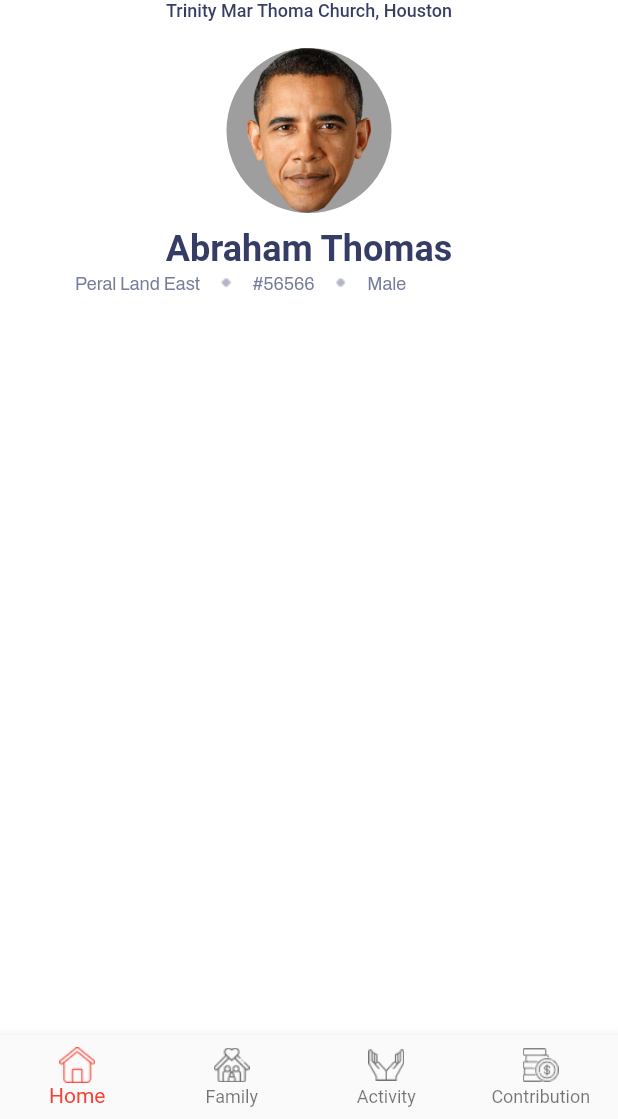
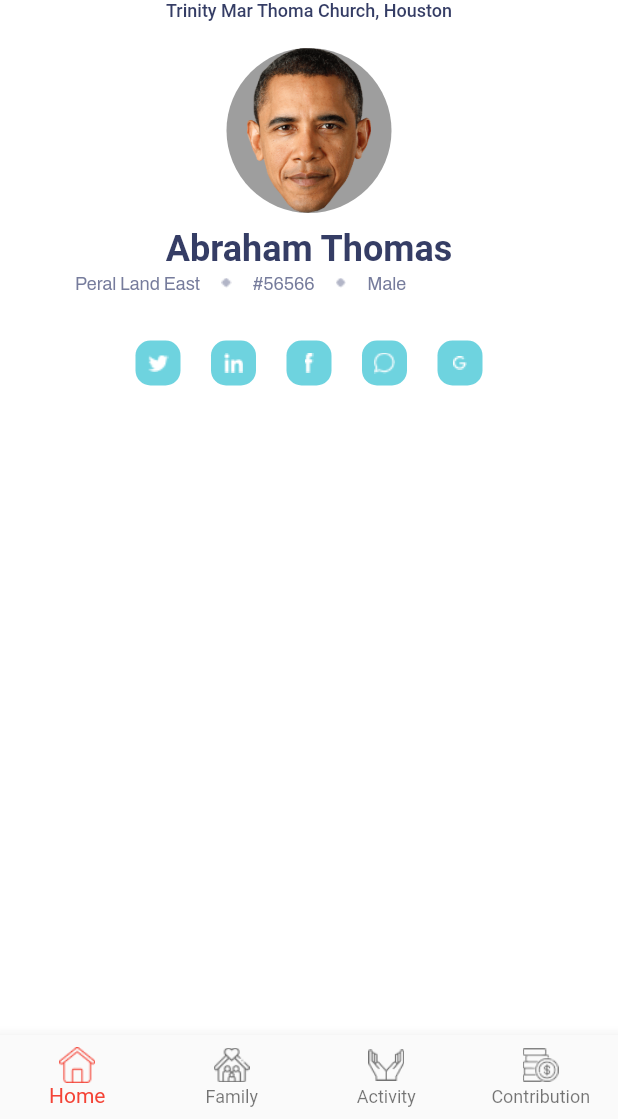
Before and after one commit to mayurpatil2991997/edstem_task_flutter, a Flutter app: the screen it shows after launch, on a phone screen of 412 x 824 dp, the part 117-1236 px from its top. Run offline on Flutter 3.47's test engine with Material 2 defaults, Android fonts, the phone set to English and light mode, and no system bars; our stand-ins replace google_fonts; Roboto replaces fonts that are missing (Playfair Display SC).

Commit message:
Added social widgets

```diff
--- a/lib/screens/my_profile/my_profile_screen.dart
+++ b/lib/screens/my_profile/my_profile_screen.dart
@@ -1,4 +1,5 @@
 import 'package:edstem_demo_project/widgets/appbar/app_bar_widgets.dart';
+import 'package:edstem_demo_project/widgets/social_icon_container/social_icon_container_widget.dart';
 import 'package:edstem_demo_project/widgets/user_image/user_image_widget.dart';
 import 'package:flutter/material.dart';
 
@@ -22,6 +23,12 @@ class _MyProfileScreenState extends State<MyProfileScreen> {
         child: Column(
           children: const [
             UserImageWidget(),
+            SocialImageContainerWidget(
+              height: 30.0,
+              width: 30.0,
+              color: Color.fromRGBO(110, 211, 223, 10),
+              radius: 10.0,
+            ),
           ],
         ),
       ),
--- /dev/null
+++ b/lib/widgets/social_icon_container/social_icon_container_widget.dart
@@ -0,0 +1,83 @@
+import 'package:flutter/material.dart';
+import 'package:flutter/cupertino.dart';
+
+class SocialImageContainerWidget extends StatefulWidget {
+  final double? height;
+  final double? width;
+  final double radius;
+  final Color? color;
+
+  const SocialImageContainerWidget({Key? key, this.height, this.width, required this.radius, this.color}) : super(key: key);
+
+  @override
+  _SocialImageContainerWidgetState createState() => _SocialImageContainerWidgetState();
+}
+
+class _SocialImageContainerWidgetState extends State<SocialImageContainerWidget> {
+  @override
+  Widget build(BuildContext context) {
+    return Padding(
+      padding: const EdgeInsets.symmetric(horizontal: 70.0, vertical: 30.0),
+      child: Row(
+        mainAxisAlignment: MainAxisAlignment.spaceEvenly,
+        children: [
+          Container(
+            height: widget.height,
+            width: widget.width,
+            decoration: BoxDecoration(
+              color: widget.color,
+              borderRadius: BorderRadius.circular(widget.radius),
+              image: const DecorationImage(
+                image: AssetImage('assets/images/twitter.png'),
+              ),
+            ),
+          ),
+          Container(
+            height: widget.height,
+            width: widget.width,
+            decoration: BoxDecoration(
+                color: widget.color,
+                borderRadius: BorderRadius.circular(widget.radius),
+              image: const DecorationImage(
+                image: AssetImage('assets/images/linkedn.png'),
+              ),
+            ),
+          ),
+          Container(
+            height: widget.height,
+            width: widget.width,
+            decoration: BoxDecoration(
+                color: widget.color,
+                borderRadius: BorderRadius.circular(widget.radius),
+              image: const DecorationImage(
+                image: AssetImage('assets/images/facebook.png'),
+              ),
+            ),
+          ),
+          Container(
+            height: widget.height,
+            width: widget.width,
+            decoration: BoxDecoration(
+                color: widget.color,
+                borderRadius: BorderRadius.circular(widget.radius),
+              image: const DecorationImage(
+                image: AssetImage('assets/images/whatsapp.png'),
+              ),
+            ),
+          ),
+          Container(
+            height: widget.height,
+            width: widget.width,
+            decoration: BoxDecoration(
+                color: widget.color,
+                borderRadius: BorderRadius.circular(widget.radius),
+              image: const DecorationImage(
+                image: AssetImage('assets/images/google.png'),
+              ),
+            ),
+          ),
+        ],
+      ),
+    );
+  }
+}
--- a/pubspec.yaml
+++ b/pubspec.yaml
@@ -30,3 +30,8 @@ flutter:
   - assets/images/face.png
   - assets/images/edit.png
   - assets/images/rectangle.png
+  - assets/images/twitter.png
+  - assets/images/linkedn.png
+  - assets/images/facebook.png
+  - assets/images/google.png
+  - assets/images/whatsapp.png
```
Also changed, not shown: assets/images/facebook.png (added), assets/images/google.png (added), assets/images/linkedn.png (added), assets/images/twitter.png (added), assets/images/whatsapp.png (added).
